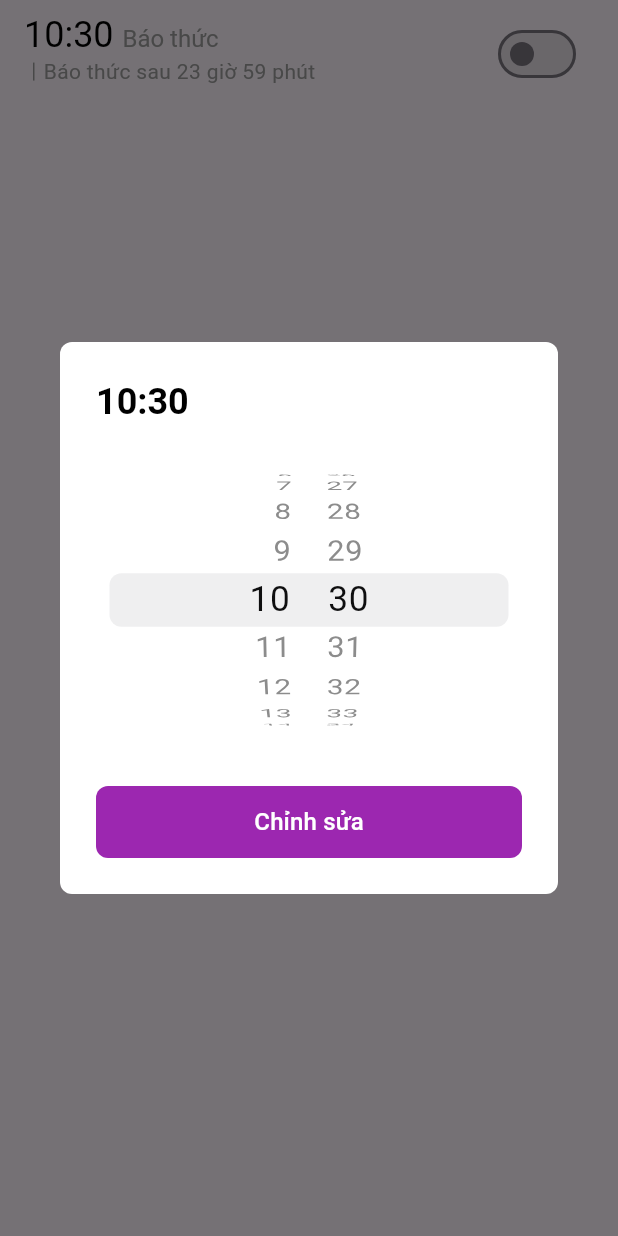
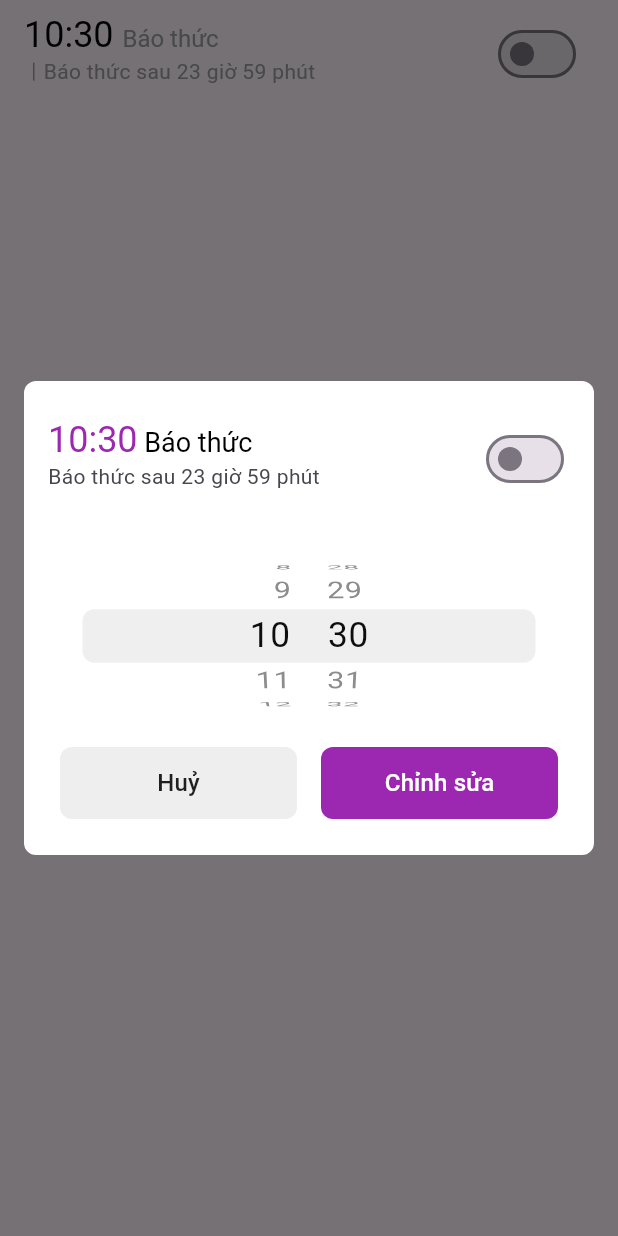
Before and after one commit to jeremienguyen20798/smart_clock, a Flutter app: the ItemAlarm widget shown alone on an empty page, opened directly with empty values, after a tap on an icon or button, on a phone screen of 412 x 824 dp. Run offline on Flutter 3.47's test engine with Material 3 defaults, Android fonts, the phone set to English and light mode, and no system bars; our stand-ins replace bloc, equatable, firebase_core, firebase_remote_config, flutter_bloc, flutter_easyloading and 6 more; accounts and stored records are empty.

Commit message:
add edit alarm feature.

```diff
--- a/lib/core/constants/app_constants.dart
+++ b/lib/core/constants/app_constants.dart
@@ -1,3 +1,4 @@
+import 'package:smart_clock/core/utils/string_utils.dart';
 import 'package:smart_clock/data/models/alarm.dart';
 
 class AppConstants {
@@ -38,7 +39,7 @@ class AppConstants {
   static const String messagePrompt = 'Tạo báo thức với yêu cầu của bạn';
   static const String ringText = 'Đổ chuông';
   static Alarm demoAlarm = Alarm(
-      alarmId: "alarmId",
+      alarmId: StringUtils.generateAlarmIdStr(),
       alarmDateTime: DateTime.now().add(const Duration(minutes: 2)),
       isActive: true);
 }
--- a/lib/core/utils/datetime_utils.dart
+++ b/lib/core/utils/datetime_utils.dart
@@ -1,9 +1,11 @@
 class DateTimeUtils {
   static Duration calculateRemainingTime(DateTime dateTime) {
-    if (dateTime.isBefore(DateTime.now())) {
-      int days = DateTime.now().difference(dateTime).inDays + 1;
-      return dateTime.add(Duration(days: days)).difference(DateTime.now());
+    final now = DateTime.now();
+    if (dateTime.isBefore(now)) {
+      int days = now.difference(dateTime).inDays + 1;
+      final nextOccurrence = dateTime.add(Duration(days: days));
+      return nextOccurrence.difference(now);
     }
-    return dateTime.difference(DateTime.now());
+    return dateTime.difference(now);
   }
 }
--- a/lib/core/utils/string_utils.dart
+++ b/lib/core/utils/string_utils.dart
@@ -2,6 +2,7 @@ import 'dart:convert';
 
 import 'package:intl/intl.dart';
 import 'package:smart_clock/data/models/alarm.dart';
+import 'package:uuid/uuid.dart';
 
 class StringUtils {
   static String formatTime(DateTime dateTime) {
@@ -23,4 +24,8 @@ class StringUtils {
     final alarm = Alarm.fromJson(jsonDecode(result));
     return alarm;
   }
+
+  static String generateAlarmIdStr() {
+    return const Uuid().v1();
+  }
 }
--- a/lib/data/local_db/local_db.dart
+++ b/lib/data/local_db/local_db.dart
@@ -4,7 +4,7 @@ import 'package:smart_clock/data/models/alarm.dart';
 class SmartClockLocalDB {
   static Future<void> createAlarm(Alarm alarm) async {
     final alarmBox = await Hive.openBox<Alarm>('alarms');
-    alarmBox.add(alarm);
+    alarmBox.put(alarm.alarmId, alarm);
   }
 
   static Future<bool> checkAlarmExists(Alarm alarm) async {
@@ -16,7 +16,7 @@ class SmartClockLocalDB {
     await alarm.save();
   }
 
-  static Future<void> updateAlarmStatus(int id, bool value) async {
+  static Future<void> updateAlarmStatus(String id, bool value) async {
     final alarmBox = await Hive.openBox<Alarm>('alarms');
     final alarm = alarmBox.get(id);
     if (alarm != null) {
--- a/lib/features/home/bloc/home_event.dart
+++ b/lib/features/home/bloc/home_event.dart
@@ -48,3 +48,5 @@ class OnCancelAlarmEvent extends HomeEvent {
 
   OnCancelAlarmEvent(this.alarm, this.isActive);
 }
+
+class OnReloadAlarmListEvent extends HomeEvent {}
--- a/lib/features/home/bloc/home_state.dart
+++ b/lib/features/home/bloc/home_state.dart
@@ -72,3 +72,12 @@ class HandleErrorState extends HomeState {
   @override
   List<Object?> get props => [message];
 }
+
+class ReloadAlarmListState extends HomeState {
+  final List<Alarm> alarmList;
+
+  ReloadAlarmListState(this.alarmList);
+
+  @override
+  List<Object?> get props => [alarmList];
+}
--- a/lib/features/home/view/home_view.dart
+++ b/lib/features/home/view/home_view.dart
@@ -42,6 +42,8 @@ class HomeView extends StatelessWidget {
       } else if (state is GetTextFromSpeechState) {
         recognizeText = null;
         prompt = state.result;
+      } else if (state is ReloadAlarmListState) {
+        alarmList = state.alarmList;
       }
       return Scaffold(
         backgroundColor: Colors.white,
--- a/lib/shared/dialog/update_alarm_dialog.dart
+++ b/lib/shared/dialog/update_alarm_dialog.dart
@@ -1,7 +1,10 @@
 import 'package:flutter/cupertino.dart';
 import 'package:flutter/material.dart';
+import 'package:flutter_bloc/flutter_bloc.dart';
 import 'package:smart_clock/core/utils/string_utils.dart';
 import 'package:smart_clock/data/models/alarm.dart';
+import 'package:smart_clock/shared/widgets/alarm_countdown/alarm_countdown_cubit.dart';
+import 'package:smart_clock/shared/widgets/alarm_countdown/alarm_countdown_view.dart';
 
 import '../../core/constants/app_constants.dart';
 
@@ -17,6 +20,7 @@ class UpdateAlarmDialog extends StatefulWidget {
 class _UpdateAlarmDialogState extends State<UpdateAlarmDialog> {
   DateTime dateTime = DateTime.now();
   Alarm? updateAlarm;
+  bool isActive = false;
 
   @override
   void initState() {
@@ -26,20 +30,44 @@ class _UpdateAlarmDialogState extends State<UpdateAlarmDialog> {
 
   @override
   Widget build(BuildContext context) {
-    return AlertDialog(
+    return BlocProvider(
+        create: (_) => AlarmCountdownCubit(dateTime),
+        child: AlertDialog(
           backgroundColor: Colors.white,
           actionsAlignment: MainAxisAlignment.center,
-      shape: RoundedRectangleBorder(borderRadius: BorderRadius.circular(8.0)),
-      title: Text(
-        StringUtils.formatTime(dateTime),
+          shape:
+              RoundedRectangleBorder(borderRadius: BorderRadius.circular(8.0)),
+          titlePadding: const EdgeInsets.all(16.0),
+          insetPadding: const EdgeInsets.symmetric(horizontal: 16.0),
+          title: ListTile(
+            contentPadding: EdgeInsets.zero,
+            title: RichText(
+                overflow: TextOverflow.ellipsis,
+                maxLines: 1,
+                text: TextSpan(
+                    text: StringUtils.formatTime(widget.alarm.alarmDateTime),
                     style: const TextStyle(
                       fontSize: 24.0,
-          color: Colors.black,
-          fontWeight: FontWeight.bold,
+                      color: Colors.purple,
                     ),
+                    children: [
+                      TextSpan(
+                          text: " ${widget.alarm.note ?? AppConstants.alarm}",
+                          style: const TextStyle(
+                              fontSize: 18.0, color: Colors.black))
+                    ])),
+            subtitle: const AlarmCountdownView(),
+            trailing: Switch(
+                value: isActive,
+                onChanged: (value) {
+                  setState(() {
+                    isActive = value;
+                  });
+                }),
           ),
           content: SizedBox(
-        height: 200.0,
+            width: MediaQuery.of(context).size.width,
+            height: 100.0,
             child: CupertinoDatePicker(
                 initialDateTime: updateAlarm?.alarmDateTime,
                 onDateTimeChanged: (value) {
@@ -51,29 +79,57 @@ class _UpdateAlarmDialogState extends State<UpdateAlarmDialog> {
                 use24hFormat: true),
           ),
           actions: [
-        MaterialButton(
+            Row(
+              crossAxisAlignment: CrossAxisAlignment.center,
+              mainAxisSize: MainAxisSize.min,
+              children: [
+                Expanded(
+                  child: MaterialButton(
                     onPressed: () {
-            updateAlarm?.alarmDateTime = dateTime;
-            Navigator.pop(context, updateAlarm);
+                      Navigator.pop(context);
+                    },
+                    shape: RoundedRectangleBorder(
+                        borderRadius: BorderRadius.circular(8.0)),
+                    color: Colors.grey.shade200,
+                    elevation: 0.0,
+                    height: kMinInteractiveDimension,
+                    child: const Text(
+                      AppConstants.cancel,
+                      style: TextStyle(fontSize: 16.0),
+                    ),
+                  ),
+                ),
+                const SizedBox(width: 16.0),
+                Expanded(
+                  child: MaterialButton(
+                    onPressed: () {
+                      setState(() {
+                        widget.alarm.alarmDateTime = dateTime;
+                        widget.alarm.isActive = isActive;
+                        Navigator.pop(context, widget.alarm);
+                      });
                     },
                     elevation: 0.0,
-          minWidth: MediaQuery.of(context).size.width,
                     height: kMinInteractiveDimension,
-          shape:
-              RoundedRectangleBorder(borderRadius: BorderRadius.circular(8.0)),
+                    shape: RoundedRectangleBorder(
+                        borderRadius: BorderRadius.circular(8.0)),
                     color: Colors.purple,
                     textColor: Colors.white,
                     child: const Text(
                       AppConstants.edit,
                       style: TextStyle(fontSize: 16.0),
                     ),
+                  ),
                 )
               ],
-    );
+            )
+          ],
+        ));
   }
 
   void initData() {
     dateTime = widget.alarm.alarmDateTime;
     updateAlarm = widget.alarm;
+    isActive = widget.alarm.isActive;
   }
 }
--- a/lib/shared/items/item_alarm.dart
+++ b/lib/shared/items/item_alarm.dart
@@ -28,17 +28,27 @@ class ItemAlarm extends StatefulWidget {
 
 class _ItemAlarmState extends State<ItemAlarm> {
   bool isAlarmActive = false;
+  DateTime dateTime = DateTime.now();
 
   @override
   void initState() {
     isAlarmActive = widget.alarm.isActive;
+    dateTime = widget.alarm.alarmDateTime;
     super.initState();
+  }
+
+  @override
+  void didUpdateWidget(covariant ItemAlarm oldWidget) {
+    if (oldWidget.alarm.alarmDateTime != widget.alarm.alarmDateTime) {
+      dateTime = widget.alarm.alarmDateTime;
+    }
+    super.didUpdateWidget(oldWidget);
   }
 
   @override
   Widget build(BuildContext context) {
     return BlocProvider(
-        create: (_) => AlarmCountdownCubit(widget.alarm.alarmDateTime),
+        create: (_) => AlarmCountdownCubit(dateTime),
         child: Column(
           crossAxisAlignment: CrossAxisAlignment.start,
           mainAxisSize: MainAxisSize.min,
@@ -83,13 +93,13 @@ class _ItemAlarmState extends State<ItemAlarm> {
                         color: Colors.grey,
                       )),
                   const Expanded(
-                    child: AlarmCountdown(
-                        textStyle: TextStyle(
-                      fontSize: 14.0,
-                      color: Colors.grey,
-                      overflow: TextOverflow.ellipsis,
-                    )),
-                  )
+                      child: AlarmCountdownView(
+                          isNote: true,
+                          textStyle: TextStyle(
+                            fontSize: 14.0,
+                            color: Colors.grey,
+                            overflow: TextOverflow.ellipsis,
+                          )))
                 ],
               ),
               trailing: widget.isDelete == null
--- a/lib/shared/widgets/alarm_countdown/alarm_countdown_cubit.dart
+++ b/lib/shared/widgets/alarm_countdown/alarm_countdown_cubit.dart
@@ -13,7 +13,7 @@ class AlarmCountdownCubit extends Cubit<AlarmCountdownState> {
     _timer?.cancel();
     _timer = Timer.periodic(const Duration(seconds: 1), (timer) {
       Duration duration = DateTimeUtils.calculateRemainingTime(dateTime);
-      if (duration.inSeconds == 1) {
+      if (duration.inSeconds == 0) {
         timer.cancel();
         emit(SuccessAlarmCountdownState());
       } else {
@@ -27,6 +27,4 @@ class AlarmCountdownCubit extends Cubit<AlarmCountdownState> {
     _timer?.cancel();
     return super.close();
   }
-
-
 }
--- a/lib/shared/widgets/alarm_countdown/alarm_countdown_view.dart
+++ b/lib/shared/widgets/alarm_countdown/alarm_countdown_view.dart
@@ -3,19 +3,21 @@ import 'package:flutter_bloc/flutter_bloc.dart';
 import 'package:smart_clock/shared/widgets/alarm_countdown/alarm_countdown_cubit.dart';
 import 'package:smart_clock/shared/widgets/alarm_countdown/alarm_countdown_state.dart';
 
-class AlarmCountdown extends StatefulWidget {
+class AlarmCountdownView extends StatefulWidget {
   final TextStyle? textStyle;
+  final bool? isNote;
 
-  const AlarmCountdown({
+  const AlarmCountdownView({
     super.key,
     this.textStyle,
+    this.isNote,
   });
 
   @override
-  State<AlarmCountdown> createState() => _AlarmCountdownState();
+  State<AlarmCountdownView> createState() => _AlarmCountdownViewState();
 }
 
-class _AlarmCountdownState extends State<AlarmCountdown> {
+class _AlarmCountdownViewState extends State<AlarmCountdownView> {
   @override
   void initState() {
     context.read<AlarmCountdownCubit>().startCountdown();
@@ -31,11 +33,13 @@ class _AlarmCountdownState extends State<AlarmCountdown> {
           crossAxisAlignment: CrossAxisAlignment.center,
           mainAxisSize: MainAxisSize.min,
           children: [
-            Container(
+            widget.isNote == true
+                ? Container(
                     margin: const EdgeInsets.symmetric(horizontal: 6.0),
                     height: 12.0,
                     width: 1.0,
-                color: Colors.grey),
+                    color: Colors.grey)
+                : const SizedBox(),
             Text(
               'Đang tính toán...',
               style: widget.textStyle ??
@@ -54,11 +58,13 @@ class _AlarmCountdownState extends State<AlarmCountdown> {
         crossAxisAlignment: CrossAxisAlignment.center,
         mainAxisSize: MainAxisSize.min,
         children: [
-          Container(
+          widget.isNote == true
+              ? Container(
                   margin: const EdgeInsets.symmetric(horizontal: 6.0),
                   height: 12.0,
                   width: 1.0,
-              color: Colors.grey),
+                  color: Colors.grey)
+              : const SizedBox(),
           Text(countdownText,
               style: widget.textStyle ??
                   const TextStyle(overflow: TextOverflow.ellipsis),
```
Also changed, not shown: lib/features/home/bloc/home_bloc.dart (+13 -3 lines), 1 other file. Lines whose indentation alone changed are shown as unchanged.
